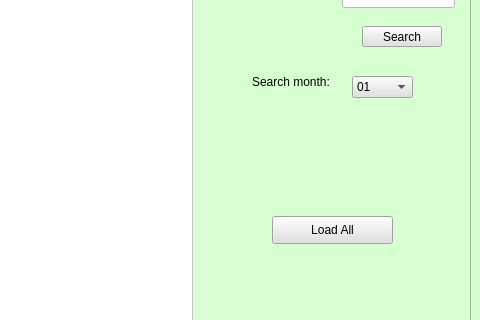
Before: the Qt Designer form QtCuties-BulkClubProject/managermenu.ui in NicholasHuCS1C/Bulk-Club-CS1C, drawn with Qt 5; both pictures show x 320 to 800 and y 190 to 510 of the 800 by 600 pixel window.
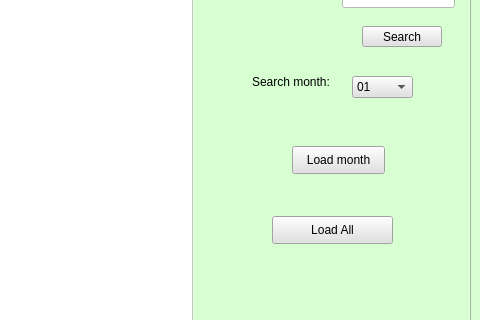
After: the same form once the commit is applied. The open tabs and pages were chosen to show the change.

```diff
--- a/QtCuties-BulkClubProject/managermenu.ui
+++ b/QtCuties-BulkClubProject/managermenu.ui
@@ -481,6 +481,22 @@
        <string notr="true">background-color: rgb(255, 255, 255);</string>
       </property>
      </widget>
+     <widget class="QPushButton" name="buttonSearchMonth">
+      <property name="geometry">
+       <rect>
+        <x>600</x>
+        <y>290</y>
+        <width>93</width>
+        <height>28</height>
+       </rect>
+      </property>
+      <property name="styleSheet">
+       <string notr="true">background-color: rgb(225, 225, 225);</string>
+      </property>
+      <property name="text">
+       <string>Load month</string>
+      </property>
+     </widget>
     </widget>
     <widget class="QWidget" name="tabDisplayInventory">
      <attribute name="title">
```
Left out of the diff: 4 changed lines with no effect on the pictures.
